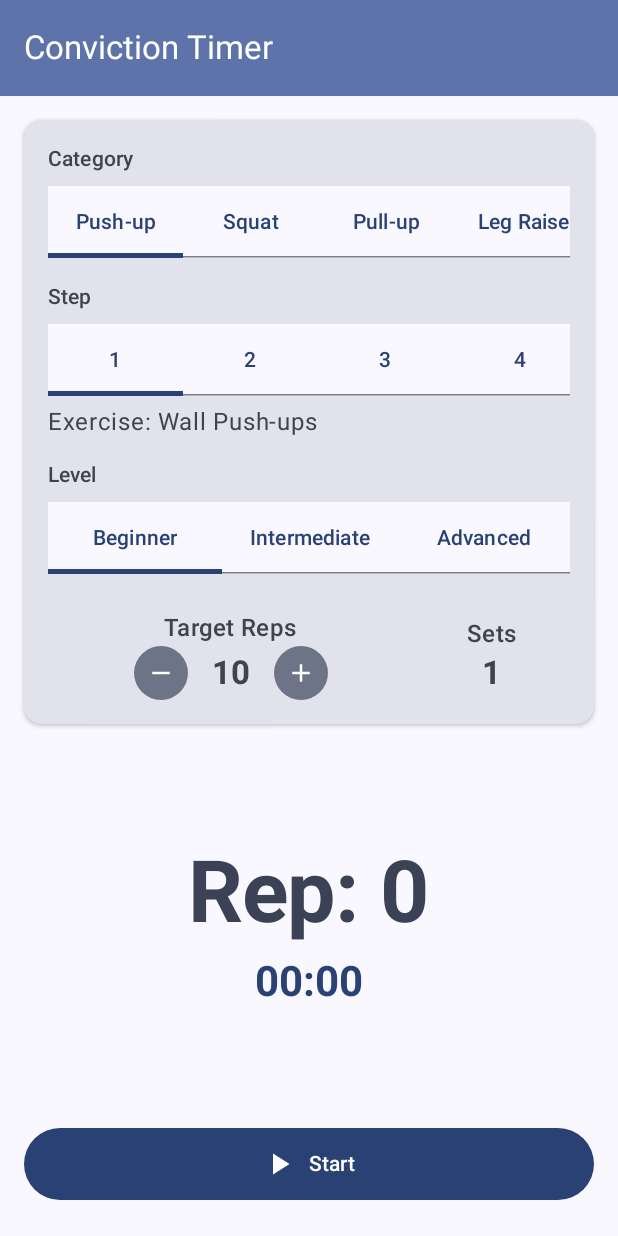
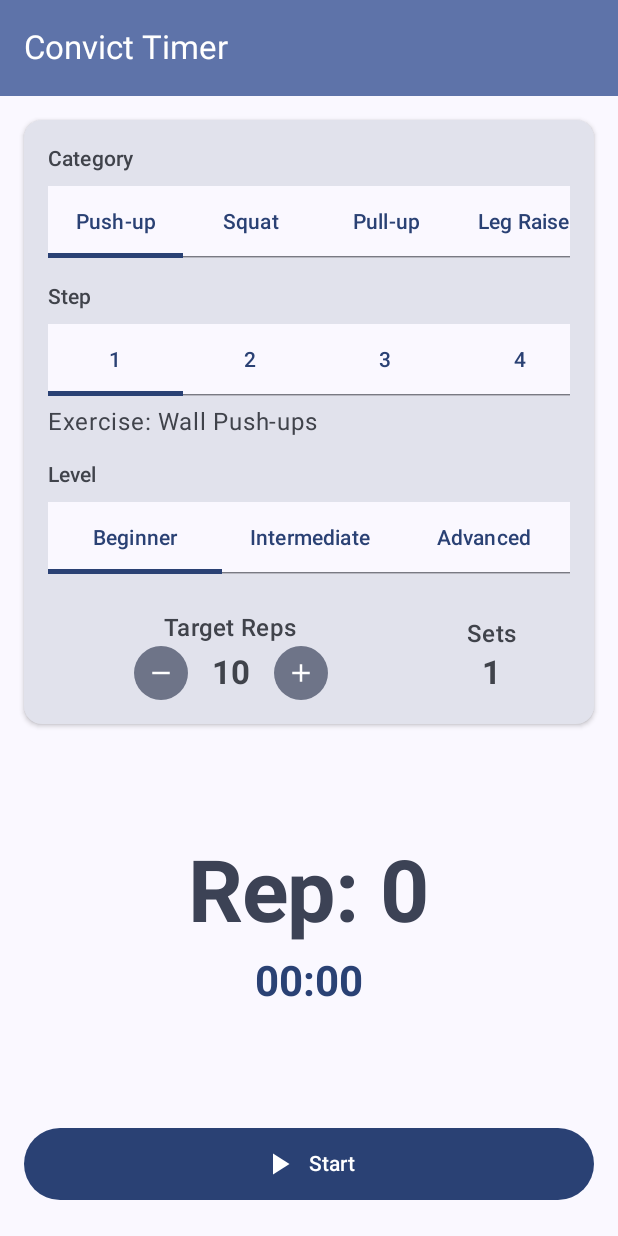
Before and after one commit to matsudo840/conviction-timer-app, an Android app built with Jetpack Compose: the screen it shows after launch (MainActivity), on a phone screen of 412 x 824 dp. Run offline under Robolectric (Android 15) with nearby library versions, the phone set to English and light mode, and no system bars; our stand-ins replace livedata-compose.

Commit message:
Rename title

```diff
--- a/app/build.gradle.kts
+++ b/app/build.gradle.kts
@@ -4,11 +4,11 @@ plugins {
 }
 
 android {
-    namespace = "com.example.convictiontimer"
+    namespace = "com.example.convicttimer"
     compileSdk = 34
 
     defaultConfig {
-        applicationId = "com.example.convictiontimer"
+        applicationId = "com.example.convicttimer"
         minSdk = 26
         targetSdk = 34
         versionCode = 1
--- a/app/src/main/AndroidManifest.xml
+++ b/app/src/main/AndroidManifest.xml
@@ -10,13 +10,13 @@
         android:label="@string/app_name"
         android:roundIcon="@mipmap/ic_launcher_round"
         android:supportsRtl="true"
-        android:theme="@style/Theme.ConvictionTimerApp"
+        android:theme="@style/Theme.ConvictTimer"
         tools:targetApi="31">
         <activity
-            android:name=".MainActivity"
+            android:name="com.example.convicttimer.MainActivity"
             android:exported="true"
             android:label="@string/app_name"
-            android:theme="@style/Theme.ConvictionTimerApp">
+            android:theme="@style/Theme.ConvictTimer">
             <intent-filter>
                 <action android:name="android.intent.action.MAIN" />
 
--- a/app/src/main/java/com/example/convictiontimer/Exercise.kt
+++ b/app/src/main/java/com/example/convicttimer/Exercise.kt
@@ -1,4 +1,4 @@
-package com.example.convictiontimer
+package com.example.convicttimer
 
 data class Exercise(
     val category: String,
--- a/app/src/main/java/com/example/convictiontimer/MainActivity.kt
+++ b/app/src/main/java/com/example/convicttimer/MainActivity.kt
@@ -1,4 +1,4 @@
-package com.example.convictiontimer
+package com.example.convicttimer
 
 import android.app.Application
 import android.os.Bundle
@@ -18,17 +18,18 @@ import androidx.compose.ui.Modifier
 import androidx.compose.ui.hapticfeedback.HapticFeedbackType
 import androidx.compose.ui.platform.LocalContext
 import androidx.compose.ui.platform.LocalHapticFeedback
+import androidx.compose.ui.res.stringResource
 import androidx.compose.ui.text.font.FontWeight
 import androidx.compose.ui.tooling.preview.Preview
 import androidx.compose.ui.unit.dp
 import androidx.lifecycle.viewmodel.compose.viewModel
-import com.example.convictiontimer.ui.theme.ConvictionTimerAppTheme
+import com.example.convicttimer.ui.theme.ConvictTimerTheme
 
 class MainActivity : ComponentActivity() {
     override fun onCreate(savedInstanceState: Bundle?) {
         super.onCreate(savedInstanceState)
         setContent {
-            ConvictionTimerAppTheme {
+            ConvictTimerTheme {
                 Surface(
                     modifier = Modifier.fillMaxSize(),
                     color = MaterialTheme.colorScheme.background
@@ -53,7 +54,7 @@ fun ConvictionTimerScreen(timerViewModel: TimerViewModel = viewModel(factory = T
     Scaffold(
         topBar = {
             TopAppBar(
-                title = { Text("Conviction Timer") },
+                title = { Text(stringResource(R.string.app_name)) },
                 colors = TopAppBarDefaults.topAppBarColors(
                     containerColor = MaterialTheme.colorScheme.primaryContainer,
                     titleContentColor = MaterialTheme.colorScheme.onPrimaryContainer
@@ -355,7 +356,7 @@ fun TimerControls(
 @Preview(showBackground = true)
 @Composable
 fun PreviewConvictionTimerScreen() {
-    ConvictionTimerAppTheme {
+    ConvictTimerTheme {
         ConvictionTimerScreen()
     }
 }
--- a/app/src/main/java/com/example/convictiontimer/TimerRepository.kt
+++ b/app/src/main/java/com/example/convicttimer/TimerRepository.kt
@@ -1,4 +1,4 @@
-package com.example.convictiontimer
+package com.example.convicttimer
 
 import android.app.Application
 import android.content.Context
--- a/app/src/main/java/com/example/convictiontimer/TimerViewModel.kt
+++ b/app/src/main/java/com/example/convicttimer/TimerViewModel.kt
@@ -1,4 +1,4 @@
-package com.example.convictiontimer
+package com.example.convicttimer
 
 import android.app.Application
 import android.media.AudioAttributes
--- a/app/src/main/java/com/example/convictiontimer/TimerViewModelFactory.kt
+++ b/app/src/main/java/com/example/convicttimer/TimerViewModelFactory.kt
@@ -1,4 +1,4 @@
-package com.example.convictiontimer
+package com.example.convicttimer
 
 import android.app.Application
 import androidx.lifecycle.ViewModel
--- a/app/src/main/java/com/example/convictiontimer/ui/theme/Color.kt
+++ b/app/src/main/java/com/example/convicttimer/ui/theme/Color.kt
@@ -1,4 +1,4 @@
-package com.example.convictiontimer.ui.theme
+package com.example.convicttimer.ui.theme
 
 import androidx.compose.ui.graphics.Color
 
--- a/app/src/main/java/com/example/convictiontimer/ui/theme/Theme.kt
+++ b/app/src/main/java/com/example/convicttimer/ui/theme/Theme.kt
@@ -1,4 +1,4 @@
-package com.example.convictiontimer.ui.theme
+package com.example.convicttimer.ui.theme
 
 import android.app.Activity
 import android.os.Build
@@ -38,7 +38,7 @@ private val LightColorScheme = lightColorScheme(
 )
 
 @Composable
-fun ConvictionTimerAppTheme(
+fun ConvictTimerTheme(
     darkTheme: Boolean = isSystemInDarkTheme(),
     // Dynamic color is available on Android 12+
     dynamicColor: Boolean = true,
--- a/app/src/main/java/com/example/convictiontimer/ui/theme/Type.kt
+++ b/app/src/main/java/com/example/convicttimer/ui/theme/Type.kt
@@ -1,4 +1,4 @@
-package com.example.convictiontimer.ui.theme
+package com.example.convicttimer.ui.theme
 
 import androidx.compose.material3.Typography
 import androidx.compose.ui.text.TextStyle
--- a/app/src/main/res/values/strings.xml
+++ b/app/src/main/res/values/strings.xml
@@ -1,4 +1,4 @@
 <?xml version="1.0" encoding="utf-8"?>
 <resources>
-    <string name="app_name">ConvictionTimerApp</string>
+    <string name="app_name">Convict Timer</string>
 </resources>
--- a/app/src/main/res/values/themes.xml
+++ b/app/src/main/res/values/themes.xml
@@ -1,5 +1,5 @@
 <?xml version="1.0" encoding="utf-8"?>
 <resources>
 
-    <style name="Theme.ConvictionTimerApp" parent="android:Theme.Material.Light.NoActionBar" />
+    <style name="Theme.ConvictTimer" parent="android:Theme.Material.Light.NoActionBar" />
 </resources>
--- a/settings.gradle.kts
+++ b/settings.gradle.kts
@@ -13,5 +13,5 @@ dependencyResolutionManagement {
     }
 }
 
-rootProject.name = "ConvictionTimerApp"
+rootProject.name = "Convict Timer"
 include(":app")
```
